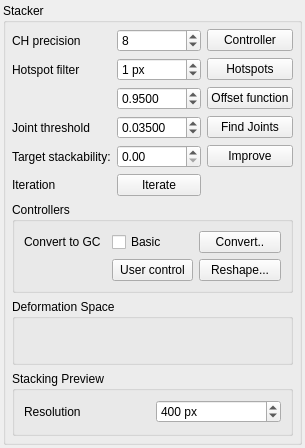
The window that Stacker/StackerWidget.ui (HonghuaLi/stacker) describes before a commit, drawn with Qt 5.
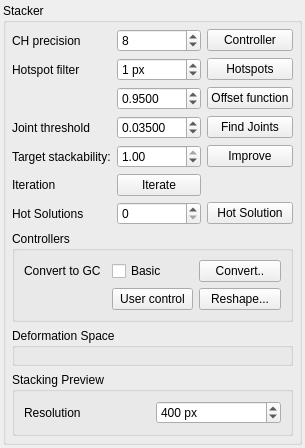
The same window after the commit.

Patch:
```diff
--- a/Stacker/StackerWidget.ui
+++ b/Stacker/StackerWidget.ui
@@ -47,7 +47,7 @@
       <property name="spacing">
        <number>6</number>
       </property>
-      <item row="10" column="0" colspan="3">
+      <item row="11" column="0" colspan="3">
        <widget class="QGroupBox" name="controllersPanel">
         <property name="title">
          <string>Controllers</string>
@@ -94,7 +94,7 @@
         </layout>
        </widget>
       </item>
-      <item row="12" column="0" colspan="3">
+      <item row="13" column="0" colspan="3">
        <widget class="QGroupBox" name="previewBox">
         <property name="title">
          <string>Stacking Preview</string>
@@ -196,6 +196,9 @@
         <property name="singleStep">
          <double>0.010000000000000</double>
         </property>
+        <property name="value">
+         <double>1.000000000000000</double>
+        </property>
        </widget>
       </item>
       <item row="6" column="0">
@@ -257,7 +260,7 @@
         </property>
        </widget>
       </item>
-      <item row="11" column="0" colspan="3">
+      <item row="12" column="0" colspan="3">
        <widget class="QGroupBox" name="controllerDeformerPanel">
         <property name="title">
          <string>Deformation Space</string>
@@ -281,6 +284,23 @@
         </property>
        </widget>
       </item>
+      <item row="8" column="2">
+       <widget class="QPushButton" name="hotSolutionButton">
+        <property name="text">
+         <string>Hot Solution</string>
+        </property>
+       </widget>
+      </item>
+      <item row="8" column="1">
+       <widget class="QSpinBox" name="hsID"/>
+      </item>
+      <item row="8" column="0">
+       <widget class="QLabel" name="label_5">
+        <property name="text">
+         <string>Hot Solutions</string>
+        </property>
+       </widget>
+      </item>
      </layout>
     </widget>
    </item>
```
